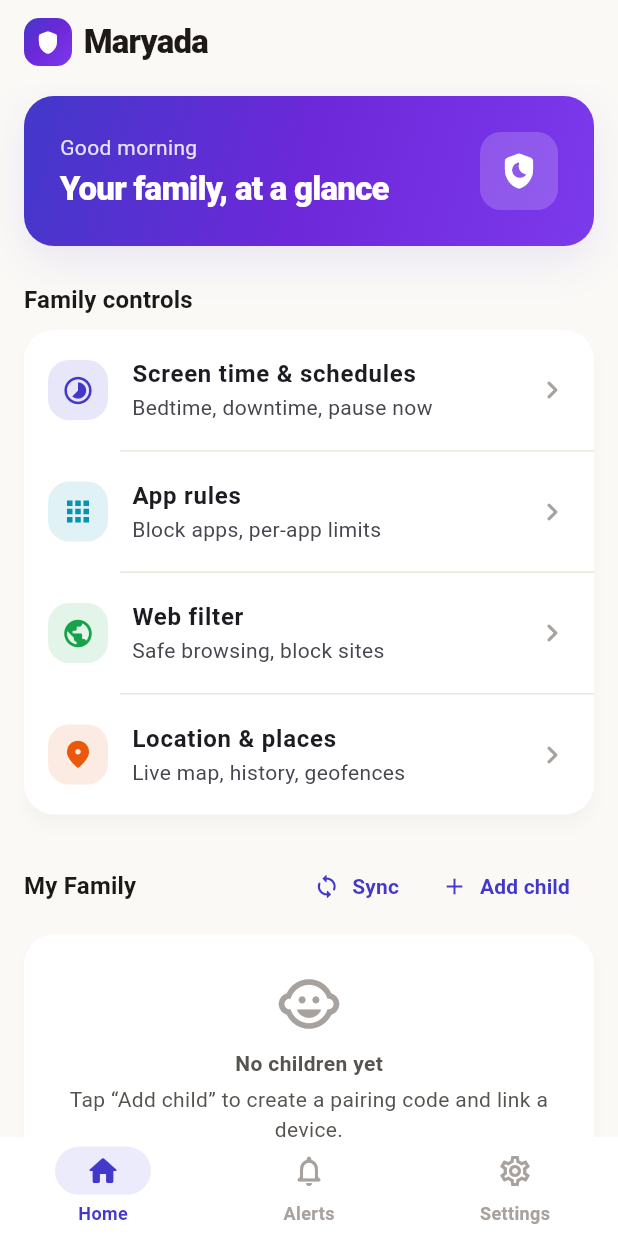
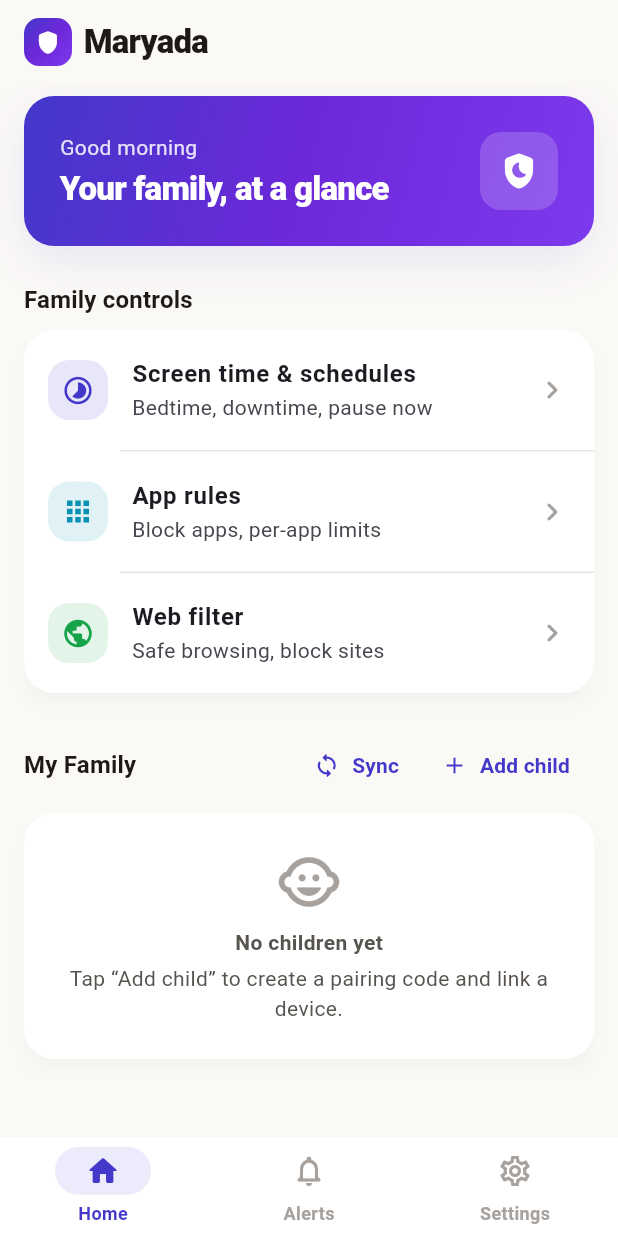
Before and after one commit to chetak-dev/maryada_app, a Flutter app: the screen it shows once a user with an empty profile is signed in, after a tap on "Create family", on a phone screen of 412 x 824 dp. Run offline on Flutter 3.47's test engine with Material 3 defaults, Android fonts, the phone set to English and light mode, and no system bars; our stand-ins replace cloud_firestore, firebase_auth, firebase_core; accounts and stored records are empty.

Commit message:
Remove family-wide Location tile from dashboard; rename Banking mode -> Secure App Mode

```diff
--- a/parent_app/lib/screens/app_rules/app_rules_screen.dart
+++ b/parent_app/lib/screens/app_rules/app_rules_screen.dart
@@ -229,7 +229,7 @@
                             size: 14, color: AppColors.success),
                         SizedBox(width: 4),
                         Text(
-                          'Allowed in banking mode',
+                          'Allowed in Secure App Mode',
                           style: TextStyle(
                             color: AppColors.success,
                             fontSize: 12,
@@ -251,7 +251,7 @@
                 CheckedPopupMenuItem<String>(
                   value: 'banking',
                   checked: app.bankingAllowed,
-                  child: const Text('Allow in banking mode'),
+                  child: const Text('Allow in Secure App Mode'),
                 ),
               ],
             ),
--- a/parent_app/lib/screens/child_detail/child_detail_screen.dart
+++ b/parent_app/lib/screens/child_detail/child_detail_screen.dart
@@ -136,7 +136,7 @@
                   icon: Icons.apps_rounded,
                   color: AppColors.accent,
                   title: 'App rules',
-                  subtitle: 'Block apps, banking mode',
+                  subtitle: 'Block apps, secure app mode',
                   onTap: () => Navigator.of(context).push(
                     MaterialPageRoute(
                       builder: (_) => AppRulesScreen(
--- a/parent_app/lib/screens/dashboard/dashboard_screen.dart
+++ b/parent_app/lib/screens/dashboard/dashboard_screen.dart
@@ -15,7 +15,6 @@
 import '../add_child/add_child_screen.dart';
 import '../app_rules/app_rules_screen.dart';
 import '../child_detail/child_detail_screen.dart';
-import '../location/location_screen.dart';
 import '../screen_time/screen_time_screen.dart';
 import '../web_filter/web_filter_screen.dart';
 
@@ -286,18 +285,6 @@
               ),
               const Divider(height: 1, indent: 64),
               _WebFilterControlTile(familyId: familyId),
-              const Divider(height: 1, indent: 64),
-              _ControlTile(
-                icon: Icons.location_on_rounded,
-                color: AppColors.warning,
-                title: 'Location & places',
-                subtitle: 'Live map, history, geofences',
-                onTap: () => Navigator.of(context).push(
-                  MaterialPageRoute(
-                    builder: (_) => LocationScreen(familyId: familyId),
-                  ),
-                ),
-              ),
             ],
           ),
         ),
```
